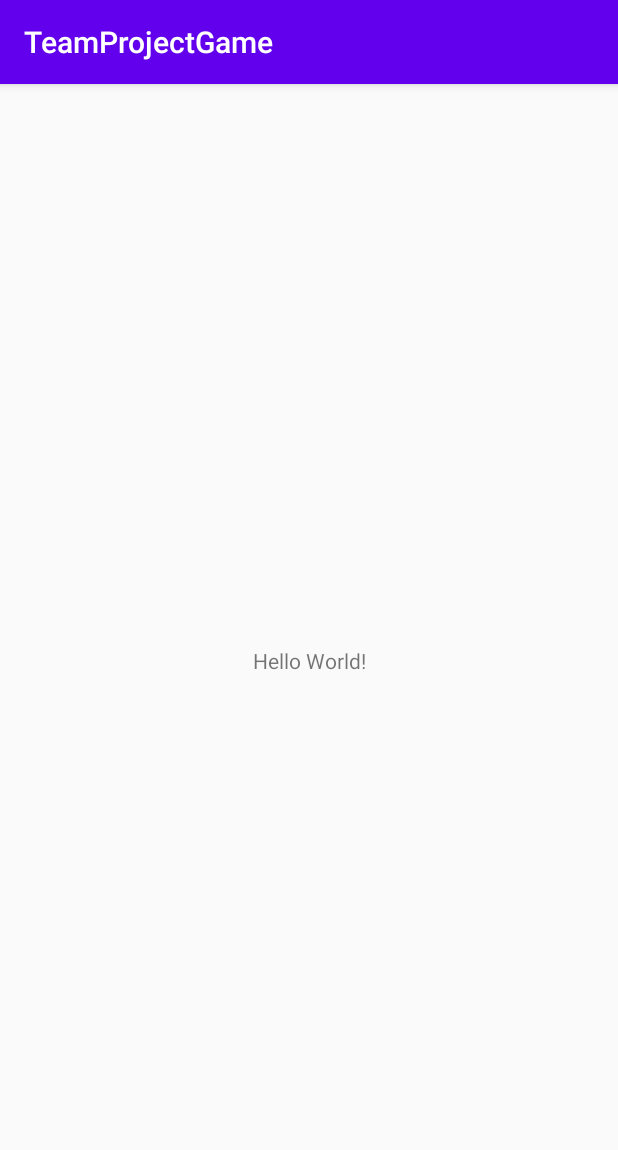
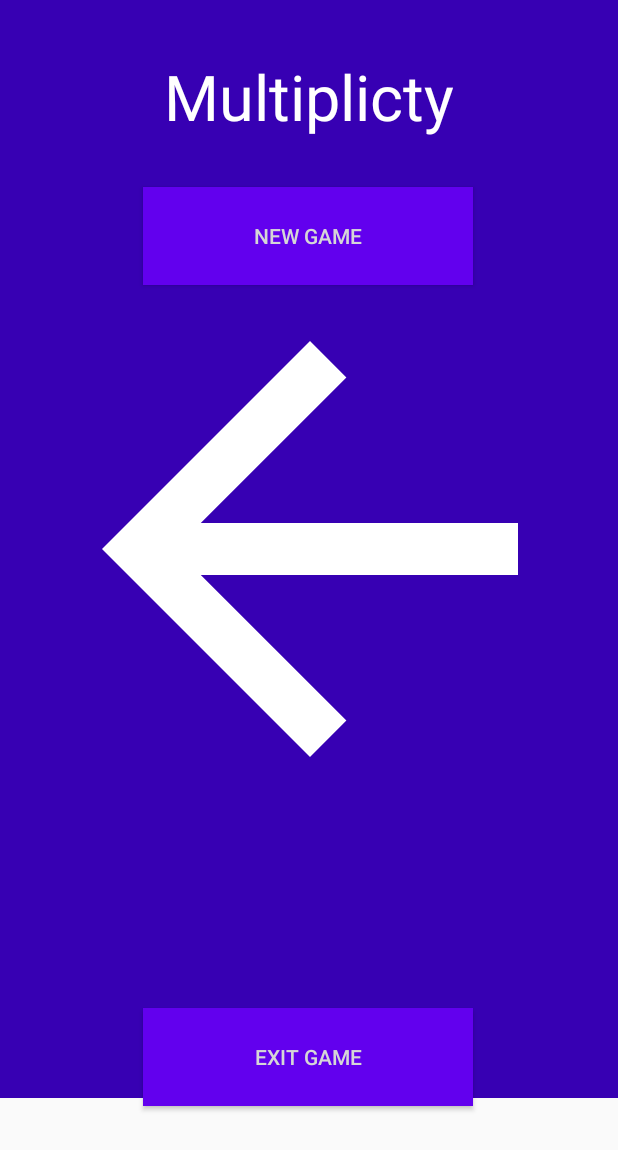
Before and after one commit to thedavdo/CNIT-355-TeamProject, an Android app: the screen it shows after launch (MainActivity before the commit, SplashActivity after it), on a phone screen of 412 x 824 dp. Shown: the top 1150 px of the screen. Run offline under Robolectric (Android 15) with nearby library versions, the phone set to English and light mode, and no system bars.

Commit message:
Updates for menu
animation test+ splash screen/main menu/ some others.

```diff
--- a/TeamProjectGame/app/src/main/AndroidManifest.xml
+++ b/TeamProjectGame/app/src/main/AndroidManifest.xml
@@ -10,6 +10,8 @@
         android:supportsRtl="true"
         android:theme="@style/AppTheme">
         <activity android:name=".android.GameFragment"></activity>
+        <activity android:name=".android.GameField"></activity>
+        <activity android:name=".android.SplashActivity" />
         <activity android:name=".android.MainActivity">
             <intent-filter>
                 <action android:name="android.intent.action.MAIN" />
--- a/TeamProjectGame/app/src/main/java/com/cnit/teamproject/android/MainActivity.java
+++ b/TeamProjectGame/app/src/main/java/com/cnit/teamproject/android/MainActivity.java
@@ -2,15 +2,43 @@ package com.cnit.teamproject.android;
 
 import androidx.appcompat.app.AppCompatActivity;
 
+import android.content.Intent;
 import android.os.Bundle;
+import android.os.Handler;
+import android.view.WindowManager;
+import android.view.animation.Animation;
+import android.view.animation.AnimationUtils;
+import android.widget.ImageView;
+import android.widget.TextView;
 
 import com.cnit.teamproject.R;
 
 public class MainActivity extends AppCompatActivity {
+    private static int SPLASHSCREENDELAY = 4000;//in MS clearly.
+    Animation leftAnim, rightAnim;
+    ImageView image;
+    TextView gameName;
 
     @Override
     protected void onCreate(Bundle savedInstanceState) {
         super.onCreate(savedInstanceState);
+        getWindow().setFlags(WindowManager.LayoutParams.FLAG_FULLSCREEN,WindowManager.LayoutParams.FLAG_FULLSCREEN);
         setContentView(R.layout.activity_main);
+        new Handler().postDelayed(new Runnable() {
+            @Override
+            public void run() {
+                Intent SplashIntent = new Intent(MainActivity.this, SplashActivity.class);
+                startActivity(SplashIntent);
+                finish();
+            }
+         },SPLASHSCREENDELAY);
+        rightAnim = AnimationUtils.loadAnimation(this, R.anim.loading_animation_right);
+        leftAnim = AnimationUtils.loadAnimation(this, R.anim.loading_animation_left);
+
+        image = findViewById(R.id.imageView);
+        gameName = findViewById(R.id.textView);
+        image.setAnimation(rightAnim);
+        gameName.setAnimation(leftAnim);
+        //im a comment
+        }
     }
-}
--- /dev/null
+++ b/TeamProjectGame/app/src/main/java/com/cnit/teamproject/android/SplashActivity.java
@@ -0,0 +1,17 @@
+package com.cnit.teamproject.android;
+
+import androidx.appcompat.app.AppCompatActivity;
+
+import android.os.Bundle;
+
+import com.cnit.teamproject.R;
+
+public class SplashActivity extends AppCompatActivity {
+
+    @Override
+    protected void onCreate(Bundle savedInstanceState) {
+        super.onCreate(savedInstanceState);
+        setContentView(R.layout.activity_splash);
+    }
+}
+//im a comment
--- /dev/null
+++ b/TeamProjectGame/app/src/main/res/anim/loading_animation_left.xml
@@ -0,0 +1,12 @@
+<?xml version="1.0" encoding="utf-8"?>
+<set xmlns:android="http://schemas.android.com/apk/res/android">
+    <translate
+        android:fromXDelta="300"
+        android:fromYDelta="0%"
+        android:duration="3000"/>
+    <alpha
+        android:fromAlpha="0.1"
+        android:toAlpha="0.1"
+        android:duration="3000"/>
+<!--    comment-->
+</set>
--- /dev/null
+++ b/TeamProjectGame/app/src/main/res/anim/loading_animation_right.xml
@@ -0,0 +1,13 @@
+<?xml version="1.0" encoding="utf-8"?>
+<set xmlns:android="http://schemas.android.com/apk/res/android">
+<translate
+    android:fromXDelta="-300"
+    android:fromYDelta="0%"
+    android:duration="3000"/>
+    <alpha
+        android:fromAlpha="0.1"
+        android:toAlpha="0.1"
+        android:duration="3000"/>
+    <!--    comment-->
+
+</set>
--- /dev/null
+++ b/TeamProjectGame/app/src/main/res/layout/activity_splash.xml
@@ -0,0 +1,62 @@
+<?xml version="1.0" encoding="utf-8"?>
+<androidx.constraintlayout.widget.ConstraintLayout xmlns:android="http://schemas.android.com/apk/res/android"
+    xmlns:app="http://schemas.android.com/apk/res-auto"
+    xmlns:tools="http://schemas.android.com/tools"
+    android:layout_width="match_parent"
+    android:layout_height="match_parent"
+    tools:context=".android.SplashActivity">
+
+    <androidx.appcompat.widget.AppCompatImageView
+        android:id="@+id/appCompatImageView"
+        android:layout_width="416dp"
+        android:layout_height="732dp"
+        android:background="@color/colorPrimaryDark"
+        android:src="@drawable/abc_vector_test"
+        app:layout_constraintEnd_toEndOf="parent"
+        app:layout_constraintStart_toStartOf="parent"
+        tools:layout_editor_absoluteY="-2dp"></androidx.appcompat.widget.AppCompatImageView>
+
+    <TextView
+        android:id="@+id/textView"
+        android:layout_width="wrap_content"
+        android:layout_height="wrap_content"
+        android:text="@string/multiplicty"
+        android:textColor="#ffffffff"
+        android:textSize="42sp"
+        app:layout_constraintBottom_toBottomOf="parent"
+        app:layout_constraintLeft_toLeftOf="parent"
+        app:layout_constraintRight_toRightOf="parent"
+        app:layout_constraintTop_toTopOf="parent"
+        app:layout_constraintVertical_bias="0.047" />
+
+    <androidx.appcompat.widget.AppCompatButton
+    android:layout_width="220dp"
+    android:layout_height="65dp"
+    android:id="@+id/start_game_button"
+    android:background="@color/colorPrimary"
+    android:text="@string/start"
+    android:textColor="@color/colorStart"
+    app:layout_constraintBottom_toBottomOf="parent"
+    app:layout_constraintEnd_toEndOf="parent"
+    app:layout_constraintHorizontal_bias="0.497"
+    app:layout_constraintStart_toStartOf="parent"
+    app:layout_constraintTop_toBottomOf="@+id/textView"
+    app:layout_constraintVertical_bias="0.048" />
+
+    <androidx.appcompat.widget.AppCompatButton
+        android:layout_width="220dp"
+        android:id="@+id/exit_button"
+        android:layout_height="65dp"
+        android:background="@color/colorPrimary"
+        android:text="@string/exit"
+        android:textColor="@color/colorExit"
+        app:layout_constraintBottom_toBottomOf="parent"
+        app:layout_constraintEnd_toEndOf="parent"
+        app:layout_constraintHorizontal_bias="0.497"
+        app:layout_constraintStart_toStartOf="parent"
+        app:layout_constraintTop_toBottomOf="@+id/textView"
+        app:layout_constraintVertical_bias="0.87" />
+
+
+</androidx.constraintlayout.widget.ConstraintLayout>
+    <!--    comment-->
--- a/TeamProjectGame/app/src/main/res/values/strings.xml
+++ b/TeamProjectGame/app/src/main/res/values/strings.xml
@@ -1,3 +1,6 @@
 <resources>
     <string name="app_name">TeamProjectGame</string>
+	<string name="multiplicty">Multiplicty</string>
+    <string name="start">New Game</string>
+    <string name="exit">Exit Game</string>
 </resources>
--- a/TeamProjectGame/app/src/main/res/values/styles.xml
+++ b/TeamProjectGame/app/src/main/res/values/styles.xml
@@ -1,7 +1,7 @@
 <resources>
 
     <!-- Base application theme. -->
-    <style name="AppTheme" parent="Theme.AppCompat.Light.DarkActionBar">
+    <style name="AppTheme" parent="Theme.AppCompat.Light.NoActionBar">
         <!-- Customize your theme here. -->
         <item name="colorPrimary">@color/colorPrimary</item>
         <item name="colorPrimaryDark">@color/colorPrimaryDark</item>
```
Also changed, not shown: TeamProjectGame/app/src/main/java/com/cnit/teamproject/android/GameField.java (added, +17 -0 lines), TeamProjectGame/app/src/main/res/layout/activity_game_field.xml (added, +25 -0 lines), TeamProjectGame/app/src/main/res/layout/activity_main.xml (+18 -2 lines), TeamProjectGame/app/src/main/res/layout/multiplicity_game_screen.xml (added, +7 -0 lines).
